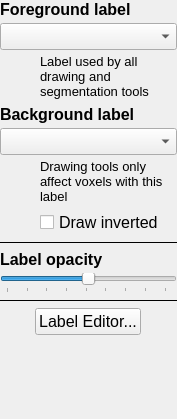
First picture: the form in GUI/Qt/Components/LabelInspector.ui, repository pyushkevich/itksnap, before the edit.
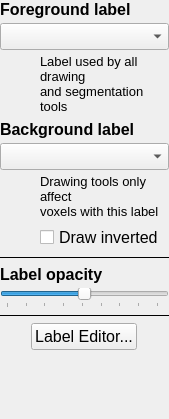
Second picture: the form after the edit.

Diff of the .ui file:
```diff
--- a/GUI/Qt/Components/LabelInspector.ui
+++ b/GUI/Qt/Components/LabelInspector.ui
@@ -6,7 +6,7 @@
    <rect>
     <x>0</x>
     <y>0</y>
-    <width>177</width>
+    <width>169</width>
     <height>419</height>
    </rect>
   </property>
@@ -110,7 +110,7 @@
           <string notr="true">font-size:10pt;</string>
          </property>
          <property name="text">
-          <string>Label used by all drawing and segmentation tools</string>
+          <string>&lt;html&gt;&lt;head/&gt;&lt;body&gt;&lt;p&gt;Label used by all drawing &lt;br/&gt;and segmentation tools&lt;/p&gt;&lt;/body&gt;&lt;/html&gt;</string>
          </property>
          <property name="wordWrap">
           <bool>true</bool>
@@ -177,7 +177,7 @@
           <string notr="true">font-size:10pt;</string>
          </property>
          <property name="text">
-          <string>Drawing tools only affect voxels with this label</string>
+          <string>&lt;html&gt;&lt;head/&gt;&lt;body&gt;&lt;p&gt;Drawing tools only affect &lt;br/&gt;voxels with this label&lt;/p&gt;&lt;/body&gt;&lt;/html&gt;</string>
          </property>
          <property name="wordWrap">
           <bool>true</bool>
```
